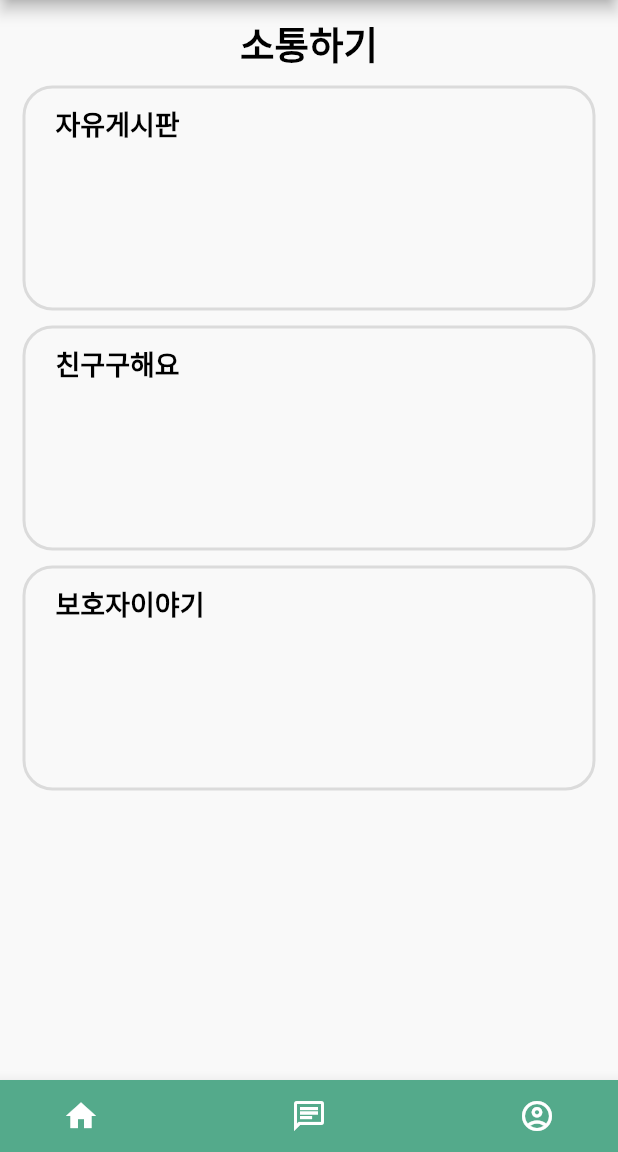
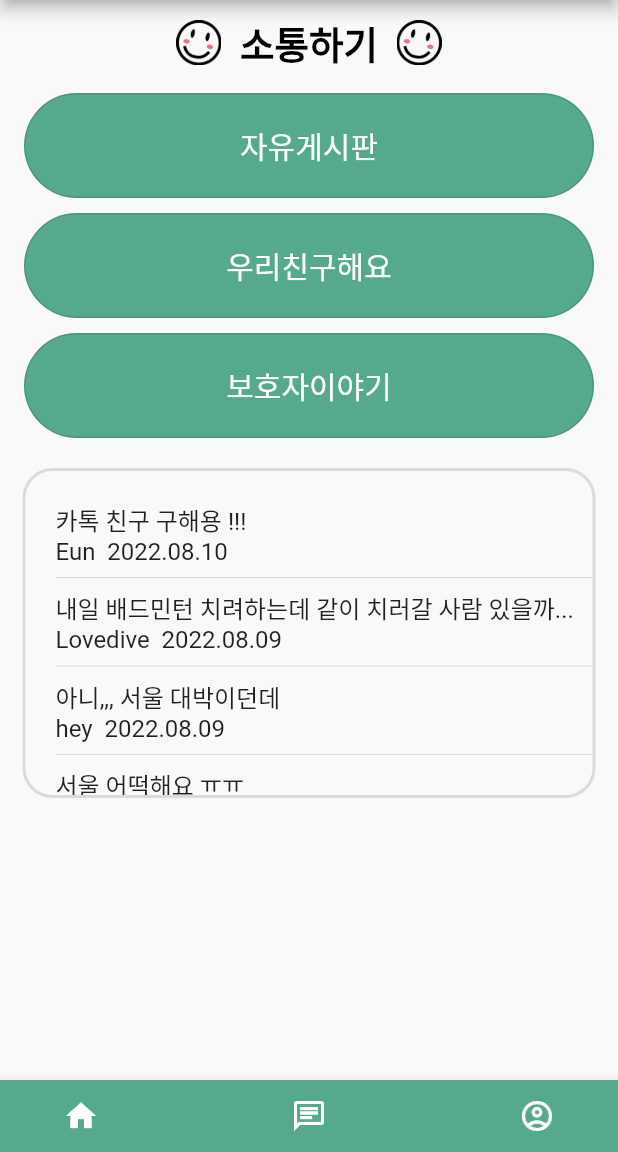
Before and after one commit to Vinodi-skLee/Miso, a Flutter app: the CommunicationApp screen opened directly, on a phone screen of 412 x 824 dp, the part 84-1236 px from its top. Run offline on Flutter 3.47's test engine with Material 2 defaults, Android fonts, the phone set to English and light mode, and no system bars; our stand-ins replace carousel_slider, cloud_firestore, firebase_auth, firebase_core, get, google_sign_in and 1 more; accounts and stored records are empty.

Commit message:
[#31] feat: communication.dart 수정 및 miso 로고 검은버전 추가

```diff
--- a/lib/communication.dart
+++ b/lib/communication.dart
@@ -16,6 +16,19 @@ class CommunicationApp extends StatefulWidget {
   State<CommunicationApp> createState() => _CommunicationAppState();
 }
 
+const data = [
+  "카톡 친구 구해용 !!!" " \nEun  2022.08.10",
+  "내일 배드민턴 치려하는데 같이 치러갈 사람 있을까..." " \nLovedive  2022.08.09",
+  "아니,,, 서울 대박이던데" " \nhey  2022.08.09",
+  "서울 어떡해요 ㅠㅠ" " \nhappygirl  2022.08.09",
+  "포항시 북구 장애인복지센터가 어디인지 궁금합니다." " \neuni  2022.08.08",
+  "How Improve your English Skill?" " \nohbba  2022.08.07",
+  "청각장애인분들 중에 해외 여행 가보신 분 계신가요?" " \nIlovetrip  2022.08.07",
+  "드디어 Eun님과 동네카페에서 접선 !" " \nLJP  2022.08.07",
+  "시각장애인 보호자분들 주목해주세요:)" " \nGOGOGO  2022.08.06",
+  "장애인 고용 관련해서 궁금한게 있습니다. 연락주..." " \nhello  2022.08.06",
+];
+
 class _CommunicationAppState extends State<CommunicationApp> {
   @override
   Widget build(BuildContext context) {
@@ -25,16 +38,15 @@ class _CommunicationAppState extends State<CommunicationApp> {
         title: Text('MISO'),
         backgroundColor: Color(0xff54AA8B),
         centerTitle: true,
-        leading:
-        IconButton(
+        leading: IconButton(
           icon: Icon(Icons.menu),
           onPressed: () {
-            Navigator.push(context,
+            Navigator.push(
+                context,
                 PageTransition(
                   type: PageTransitionType.leftToRight,
                   child: Hamberger(),
-                )
-            );
+                ));
           },
         ),
         actions: [
@@ -49,46 +61,50 @@ class _CommunicationAppState extends State<CommunicationApp> {
 
       body: Container(
         margin: EdgeInsets.fromLTRB(15, 10, 15, 0),
-        child: ListView(
-          children: <Widget>[
+        child: //ListView(
+          //children: <Widget>[
             Column(
               children: [
                 Container(
+                  //margin: EdgeInsets.fromLTRB(0, 0, 0, 0),
                   child: Row(
                     mainAxisAlignment: MainAxisAlignment.center,
                     children: [
+                      Image.asset('assets/icon/misoblack.png', width: 30,),
                       Text(
-                        "소통하기",
+                        "  소통하기  ",
                         style: TextStyle(
                           fontSize: 25,
                           color: Colors.black,
                           fontWeight: FontWeight.bold,
                         ),
                       ),
+                      Image.asset('assets/icon/misoblack.png', width: 30,),
                     ],
                   ),
                 ),
+
                 Container(
-                  padding: EdgeInsets.fromLTRB(20, 10, 0, 0),
-                  decoration: BoxDecoration(
-                    borderRadius: BorderRadius.circular(20), //모서리를 둥글게
-                    border: Border.all(color: Colors.black12, width: 2),
-                  ),
-                  height: 150,
-                  margin: EdgeInsets.fromLTRB(0, 10, 0, 0),
+                  margin: EdgeInsets.fromLTRB(0, 15, 0, 0),
                   child: Column(
-                    //mainAxisAlignment: MainAxisAlignment.start,
                     children: [
                       Row(
-                        //mainAxisAlignment: MainAxisAlignment.start,
+                        mainAxisAlignment: MainAxisAlignment.center,
                         children: [
-                          Text(
-                            "자유게시판",
-                            style: TextStyle(
-                              fontSize: 18,
-                              color: Colors.black,
-                              fontWeight: FontWeight.bold,
+                          OutlinedButton(
+                            onPressed: () {},
+                            style: OutlinedButton.styleFrom(
+                              //padding: EdgeInsets.symmetric(vertical: 20, horizontal: 100),
+                              shape: const RoundedRectangleBorder(
+                                borderRadius:
+                                    BorderRadius.all(Radius.circular(40)),
+                              ),
+                              textStyle: const TextStyle(fontSize: 20),
+                              backgroundColor: Color(0xff54AA8B),
+                              primary: Colors.white,
+                              minimumSize: Size(380, 70),
                             ),
+                            child: Text("자유게시판"),
                           ),
                         ],
                       ),
@@ -97,26 +113,25 @@ class _CommunicationAppState extends State<CommunicationApp> {
                 ),
 
                 Container(
-                  padding: EdgeInsets.fromLTRB(20, 10, 0, 0),
-                  decoration: BoxDecoration(
-                    borderRadius: BorderRadius.circular(20), //모서리를 둥글게
-                    border: Border.all(color: Colors.black12, width: 2),
-                  ),
-                  height: 150,
                   margin: EdgeInsets.fromLTRB(0, 10, 0, 0),
                   child: Column(
-                    //mainAxisAlignment: MainAxisAlignment.start,
                     children: [
                       Row(
-                        //mainAxisAlignment: MainAxisAlignment.start,
+                        mainAxisAlignment: MainAxisAlignment.center,
                         children: [
-                          Text(
-                            "친구구해요",
-                            style: TextStyle(
-                              fontSize: 18,
-                              color: Colors.black,
-                              fontWeight: FontWeight.bold,
+                          OutlinedButton(
+                            onPressed: () {},
+                            style: OutlinedButton.styleFrom(
+                              shape: const RoundedRectangleBorder(
+                                borderRadius:
+                                    BorderRadius.all(Radius.circular(40)),
+                              ),
+                              textStyle: const TextStyle(fontSize: 20),
+                              backgroundColor: Color(0xff54AA8B),
+                              primary: Colors.white,
+                              minimumSize: Size(380, 70),
                             ),
+                            child: Text("우리친구해요"),
                           ),
                         ],
                       ),
@@ -125,26 +140,25 @@ class _CommunicationAppState extends State<CommunicationApp> {
                 ),
 
                 Container(
-                  padding: EdgeInsets.fromLTRB(20, 10, 0, 0),
-                  decoration: BoxDecoration(
-                    borderRadius: BorderRadius.circular(20), //모서리를 둥글게
-                    border: Border.all(color: Colors.black12, width: 2),
-                  ),
-                  height: 150,
                   margin: EdgeInsets.fromLTRB(0, 10, 0, 0),
                   child: Column(
-                    //mainAxisAlignment: MainAxisAlignment.start,
                     children: [
                       Row(
-                        //mainAxisAlignment: MainAxisAlignment.start,
+                        mainAxisAlignment: MainAxisAlignment.center,
                         children: [
-                          Text(
-                            "보호자이야기",
-                            style: TextStyle(
-                              fontSize: 18,
-                              color: Colors.black,
-                              fontWeight: FontWeight.bold,
+                          OutlinedButton(
+                            onPressed: () {},
+                            style: OutlinedButton.styleFrom(
+                              shape: const RoundedRectangleBorder(
+                                borderRadius:
+                                    BorderRadius.all(Radius.circular(40)),
+                              ),
+                              textStyle: const TextStyle(fontSize: 20),
+                              backgroundColor: Color(0xff54AA8B),
+                              primary: Colors.white,
+                              minimumSize: Size(380, 70),
                             ),
+                            child: Text("보호자이야기"),
                           ),
                         ],
                       ),
@@ -152,11 +166,39 @@ class _CommunicationAppState extends State<CommunicationApp> {
                   ),
                 ),
 
+                //전체보기
 
+                Container(
+                  child: ListView.separated(
+                    itemCount: data.length,
+                    itemBuilder: (BuildContext ctx, int idx) {
+                      return Container(
+                        child: Text(
+                          data[idx],
+                          style: TextStyle(
+                              fontSize: 16,
+                              //color: Colors.black,
+                              //fontWeight: FontWeight.bold,
+                              ),
+                        ),
+                      );
+                    },
+                    separatorBuilder: (BuildContext ctx, int idx) {
+                      return Divider();
+                    },
+                  ),
+                  padding: EdgeInsets.fromLTRB(20, 20, 0, 0),
+                  decoration: BoxDecoration(
+                    borderRadius: BorderRadius.circular(20), //모서리를 둥글게
+                    border: Border.all(color: Colors.black12, width: 2),
+                  ),
+                  height: 220,
+                  margin: EdgeInsets.fromLTRB(0, 20, 0, 0),
+                ),
               ],
             ),
-          ],
-        ),
+          //],
+        //),
       ),
 
       //bottom bar 구현
@@ -165,35 +207,38 @@ class _CommunicationAppState extends State<CommunicationApp> {
         child: Row(
           mainAxisAlignment: MainAxisAlignment.center,
           children: [
-            SizedBox(width: 30,),
+            SizedBox(
+              width: 30,
+            ),
             IconButton(
-                onPressed: (){
+                onPressed: () {
                   Get.to(MisoHome());
                 },
-                icon: Icon(Icons.home,
-                  color: Colors.white,)
-            ),
-
+                icon: Icon(
+                  Icons.home,
+                  color: Colors.white,
+                )),
             Spacer(),
-
             IconButton(
-                onPressed: (){
+                onPressed: () {
                   Get.to(Chat());
                 },
-                icon: Icon(Icons.chat_outlined,
-                  color: Colors.white,)
-            ),
-
+                icon: Icon(
+                  Icons.chat_outlined,
+                  color: Colors.white,
+                )),
             Spacer(),
-
             IconButton(
-                onPressed: (){
+                onPressed: () {
                   Get.to(Login());
                 },
-                icon: Icon(Icons.account_circle_outlined,
-                  color: Colors.white,)
-            ),
-            SizedBox(width: 30,)
+                icon: Icon(
+                  Icons.account_circle_outlined,
+                  color: Colors.white,
+                )),
+            SizedBox(
+              width: 30,
+            )
           ],
         ),
       ),
```
Also changed, not shown: assets/icon/misoblack.png (added).
